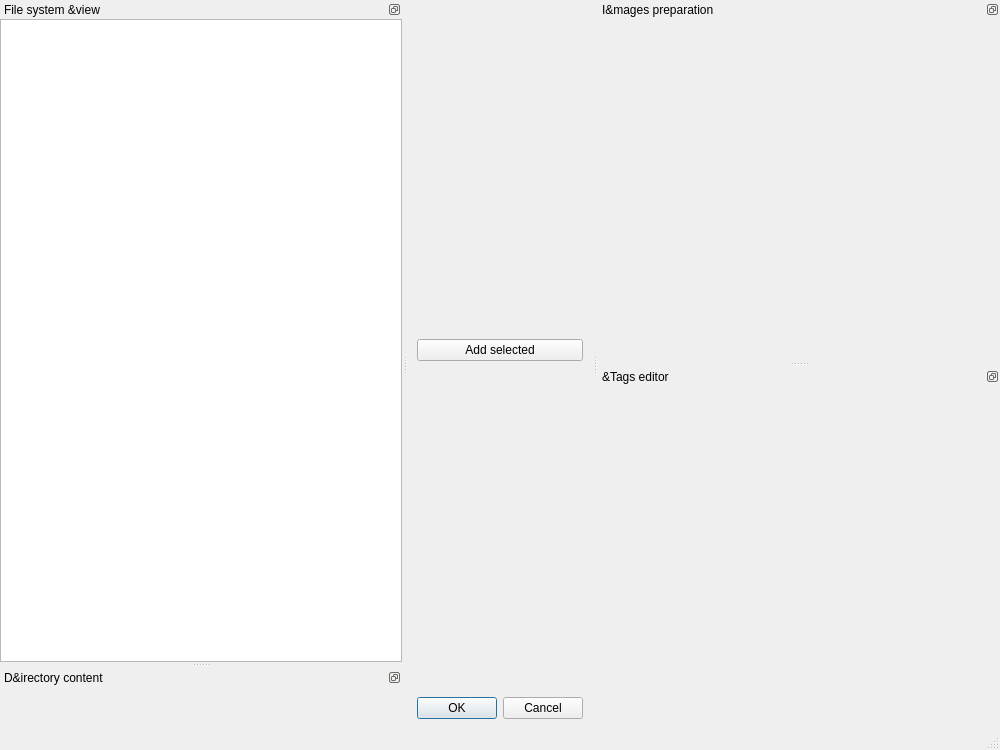
Qt form src/gui/desktop/ui/photos_add_dialog.ui (Kicer86/photobroom) before a commit.
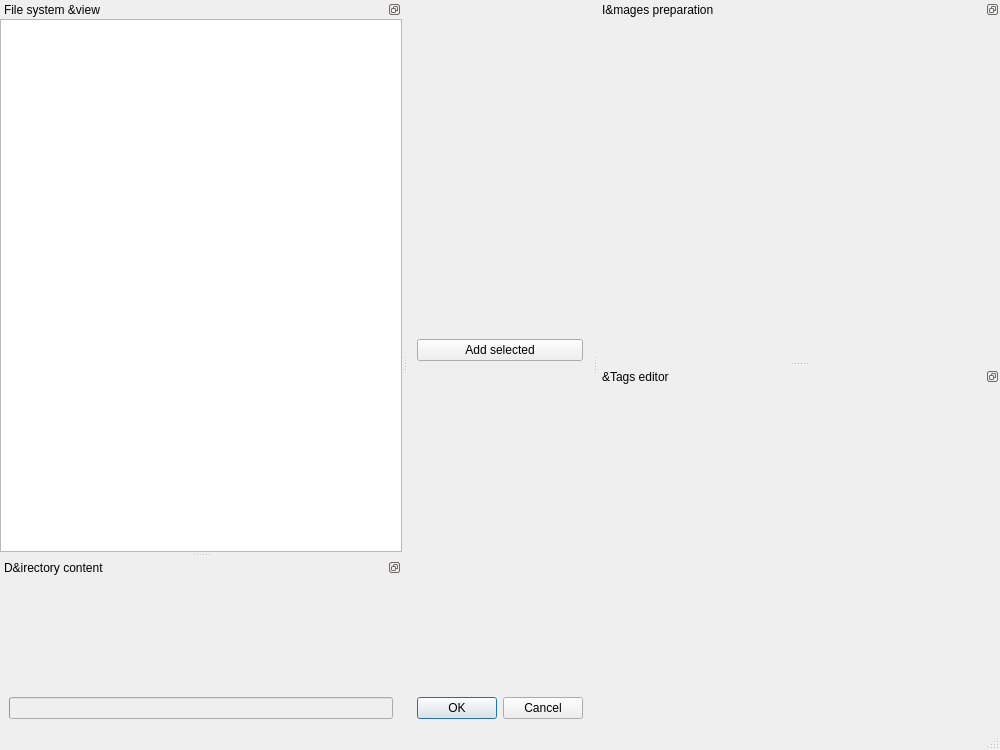
The same form after that commit. Icons and pictures are not drawn. Custom widgets are drawn as their Qt base class.

Commit message: gui: ui: PhotosAddDialog: adding progress bar for browse list dock

Diff of the .ui file:
```diff
--- a/src/gui/desktop/ui/photos_add_dialog.ui
+++ b/src/gui/desktop/ui/photos_add_dialog.ui
@@ -101,7 +101,23 @@
    <attribute name="dockWidgetArea">
     <number>1</number>
    </attribute>
-   <widget class="ImagesTreeView" name="browseList"/>
+   <widget class="QWidget" name="widget">
+    <layout class="QVBoxLayout" name="verticalLayout_2">
+     <item>
+      <widget class="ImagesTreeView" name="browseList" native="true"/>
+     </item>
+     <item>
+      <widget class="QProgressBar" name="loadProgressBar">
+       <property name="enabled">
+        <bool>false</bool>
+       </property>
+       <property name="value">
+        <number>-1</number>
+       </property>
+      </widget>
+     </item>
+    </layout>
+   </widget>
   </widget>
   <widget class="QDockWidget" name="photosViewDock">
    <property name="features">
```
